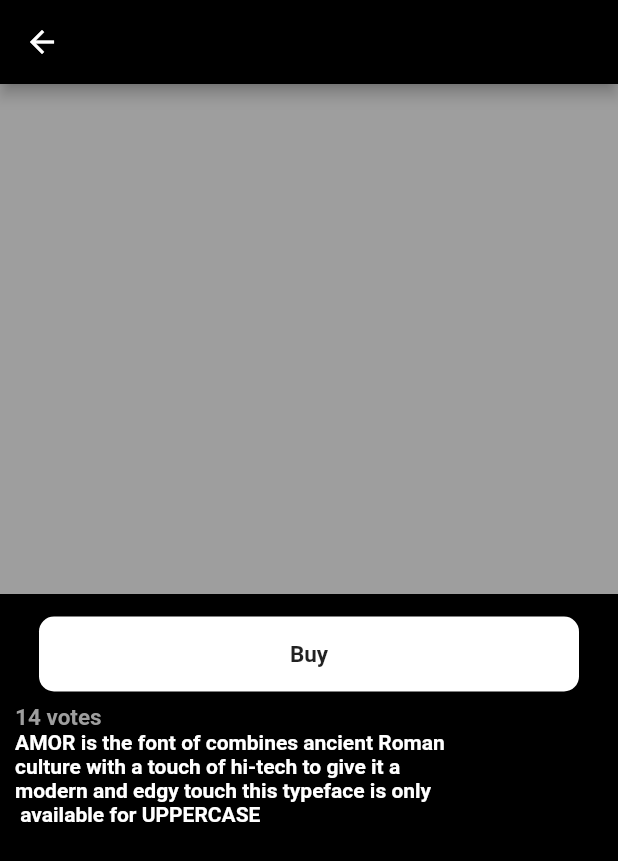
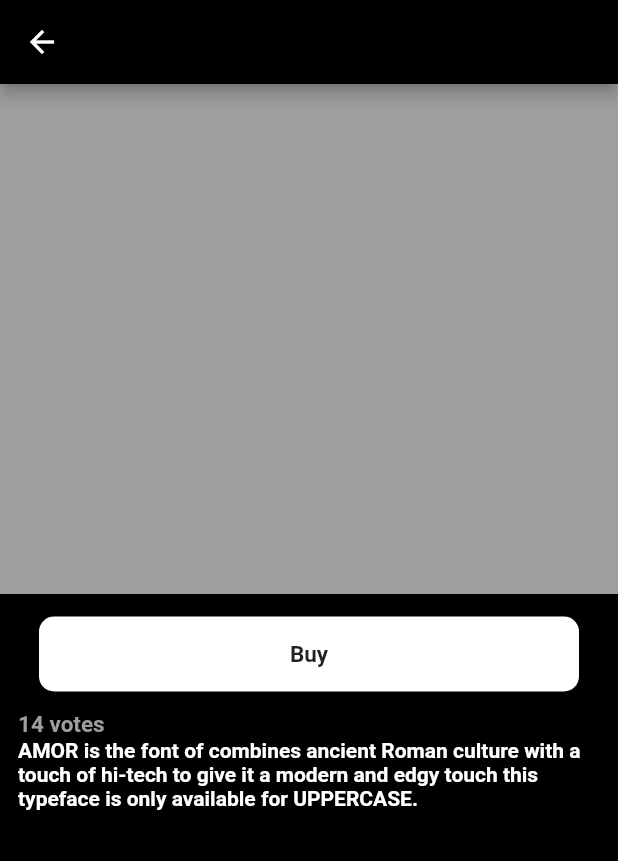
Before and after one commit to AdnanKhan45/e-Digital-UI, a Flutter app: the ViewPage screen opened directly, on a phone screen of 412 x 824 dp. Shown: the top 861 px of the screen. Run offline on Flutter 3.47's test engine with Material 2 defaults, Android fonts, the phone set to English and light mode, and no system bars.

Commit message:
bug fixes

```diff
--- a/lib/main.dart
+++ b/lib/main.dart
@@ -21,7 +21,7 @@ class MyApp extends StatelessWidget {
       debugShowCheckedModeBanner: false,
       theme: ThemeData(primarySwatch: Colors.blueGrey ),
       title: "e digital shop",
-      home: FerberPage(),
+      home: SecondPage(),
     );
   }
 }
--- a/lib/pages/search_page.dart
+++ b/lib/pages/search_page.dart
@@ -94,7 +94,7 @@ class SearchPage extends StatelessWidget {
                         style: TextStyle(fontWeight: FontWeight.bold, color: Colors.white),
                       ),
                       Text(
-                        "Dummy Description",
+                        "Dummy Description, Description, Descriprtion Description",
                         maxLines: 1,
                         overflow: TextOverflow.ellipsis,
                         style: TextStyle(fontWeight: FontWeight.bold, color: Colors.grey[800]),
--- a/lib/pages/view_image.dart
+++ b/lib/pages/view_image.dart
@@ -32,22 +32,17 @@ class ViewPage extends StatelessWidget {
               ),
             ),
             SizedBox(height: 8.0,),
-            Row(
-              children: [
-                Column(
-                  crossAxisAlignment: CrossAxisAlignment.start,
-                  children: [
-                    Padding(
-                      padding: const EdgeInsets.only(left: 10.0),
-                      child: Text("14 votes", style: TextStyle(fontWeight: FontWeight.bold, fontSize: 15, color: Colors.grey[500]),),
-                    ),
-                    Padding(
-                      padding: const EdgeInsets.only(left: 10.0),
-                      child: Text("AMOR is the font of combines ancient Roman\nculture with a touch of hi-tech to give it a\nmodern and edgy touch this typeface is only\n available for UPPERCASE", style: TextStyle(fontWeight: FontWeight.bold, color: Colors.white),),
-                    )
-                  ],
-                ),
-              ],
+            Padding(
+              padding: const EdgeInsets.only(left: 12.0, top: 5.0),
+              child: Column(
+                crossAxisAlignment: CrossAxisAlignment.start,
+                children: [
+                  Text("14 votes", style: TextStyle(fontWeight: FontWeight.bold, fontSize: 15, color: Colors.grey[500]),),
+                  Container(
+                    child: Text("AMOR is the font of combines ancient Roman culture with a touch of hi-tech to give it a modern and edgy touch this typeface is only available for UPPERCASE.",overflow: TextOverflow.ellipsis, maxLines: 4, style: TextStyle(fontWeight: FontWeight.bold, color: Colors.white),),
+                  )
+                ],
+              ),
             )
           ],
         ),
```
Also changed, not shown: lib/screens/page_2.dart (+26 -24 lines), lib/screens/page_3.dart (+13 -7 lines).
